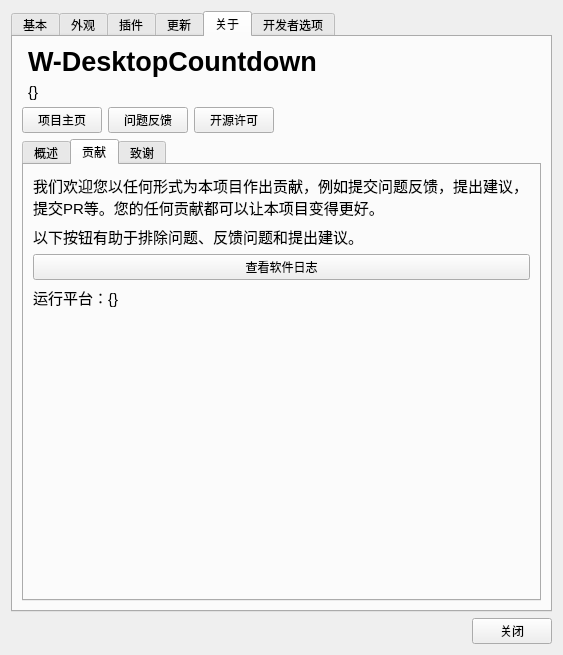
Before: the Qt Designer form UISource/settings.ui in HelloWRC/W-DesktopCountdown, drawn with Qt 5.
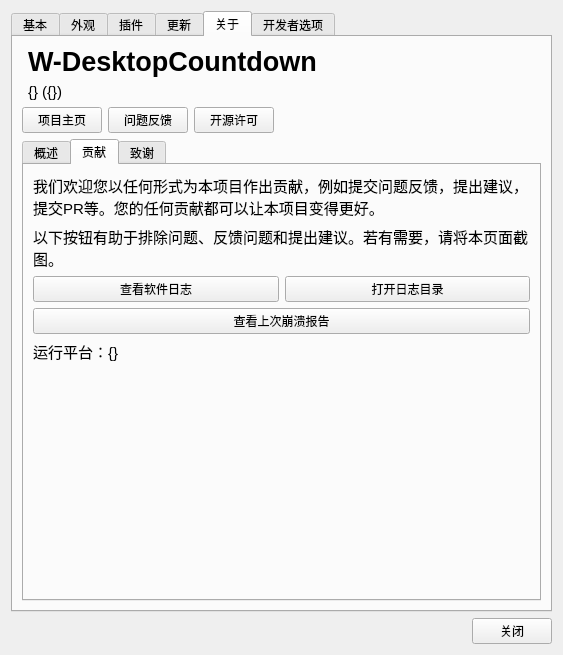
After: the same form once the commit is applied. The open tabs and pages were chosen to show the change. Icons and pictures are not drawn.

Patch:
```diff
--- a/UISource/settings.ui
+++ b/UISource/settings.ui
@@ -569,7 +569,7 @@
            <item>
             <widget class="QLabel" name="lb_version">
              <property name="text">
-              <string>&lt;html&gt;&lt;head/&gt;&lt;body&gt;&lt;p&gt;&lt;span style=&quot; font-size:11pt;&quot;&gt;{}&lt;/span&gt;&lt;/p&gt;&lt;/body&gt;&lt;/html&gt;</string>
+              <string>&lt;html&gt;&lt;head/&gt;&lt;body&gt;&lt;p&gt;&lt;span style=&quot; font-size:11pt;&quot;&gt;{} ({})&lt;/span&gt;&lt;/p&gt;&lt;/body&gt;&lt;/html&gt;</string>
              </property>
              <property name="wordWrap">
               <bool>true</bool>
@@ -715,14 +715,35 @@
            <item>
             <widget class="QLabel" name="label_3">
              <property name="text">
-              <string>&lt;html&gt;&lt;head/&gt;&lt;body&gt;&lt;p&gt;&lt;span style=&quot; font-size:11pt;&quot;&gt;以下按钮有助于排除问题、反馈问题和提出建议。&lt;/span&gt;&lt;/p&gt;&lt;/body&gt;&lt;/html&gt;</string>
+              <string>&lt;html&gt;&lt;head/&gt;&lt;body&gt;&lt;p&gt;&lt;span style=&quot; font-size:11pt;&quot;&gt;以下按钮有助于排除问题、反馈问题和提出建议。若有需要，请将本页面截图。&lt;/span&gt;&lt;/p&gt;&lt;/body&gt;&lt;/html&gt;</string>
+             </property>
+             <property name="wordWrap">
+              <bool>true</bool>
              </property>
             </widget>
            </item>
            <item>
-            <widget class="QPushButton" name="btn_log">
+            <layout class="QHBoxLayout" name="horizontalLayout_7">
+             <item>
+              <widget class="QPushButton" name="btn_log">
+               <property name="text">
+                <string>查看软件日志</string>
+               </property>
+              </widget>
+             </item>
+             <item>
+              <widget class="QPushButton" name="btn_log_folder">
+               <property name="text">
+                <string>打开日志目录</string>
+               </property>
+              </widget>
+             </item>
+            </layout>
+           </item>
+           <item>
+            <widget class="QPushButton" name="btn_crash_report">
              <property name="text">
-              <string>查看软件日志</string>
+              <string>查看上次崩溃报告</string>
              </property>
             </widget>
            </item>
```
